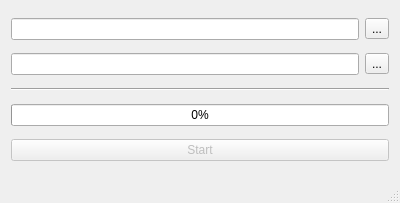
Above: src/mainwindow.ui from mkotzjan/MirrorDrive before the change. Below: the same form after it.
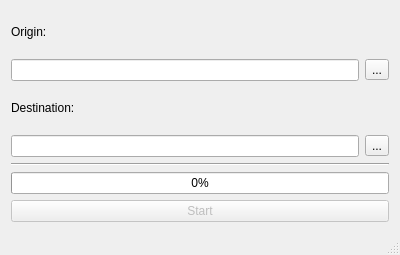
That is the form after the change.

What changed in the file:
```diff
--- a/src/mainwindow.ui
+++ b/src/mainwindow.ui
@@ -7,7 +7,7 @@
     <x>0</x>
     <y>0</y>
     <width>400</width>
-    <height>203</height>
+    <height>255</height>
    </rect>
   </property>
   <property name="windowTitle">
@@ -15,6 +15,13 @@
   </property>
   <widget class="QWidget" name="centralWidget">
    <layout class="QVBoxLayout" name="verticalLayout">
+    <item>
+     <widget class="QLabel" name="label">
+      <property name="text">
+       <string>Origin:</string>
+      </property>
+     </widget>
+    </item>
     <item>
      <layout class="QHBoxLayout" name="horizontalLayout_2">
       <item>
@@ -29,6 +36,13 @@
       </item>
      </layout>
     </item>
+    <item>
+     <widget class="QLabel" name="label_2">
+      <property name="text">
+       <string>Destination:</string>
+      </property>
+     </widget>
+    </item>
     <item>
      <layout class="QHBoxLayout" name="horizontalLayout">
       <item>
```
